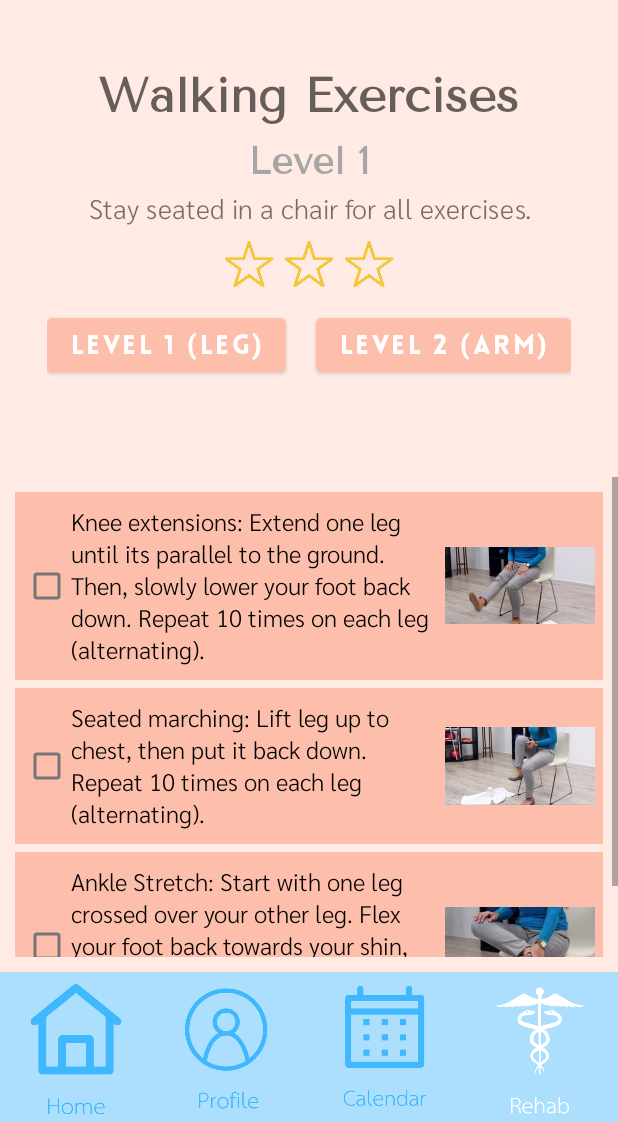
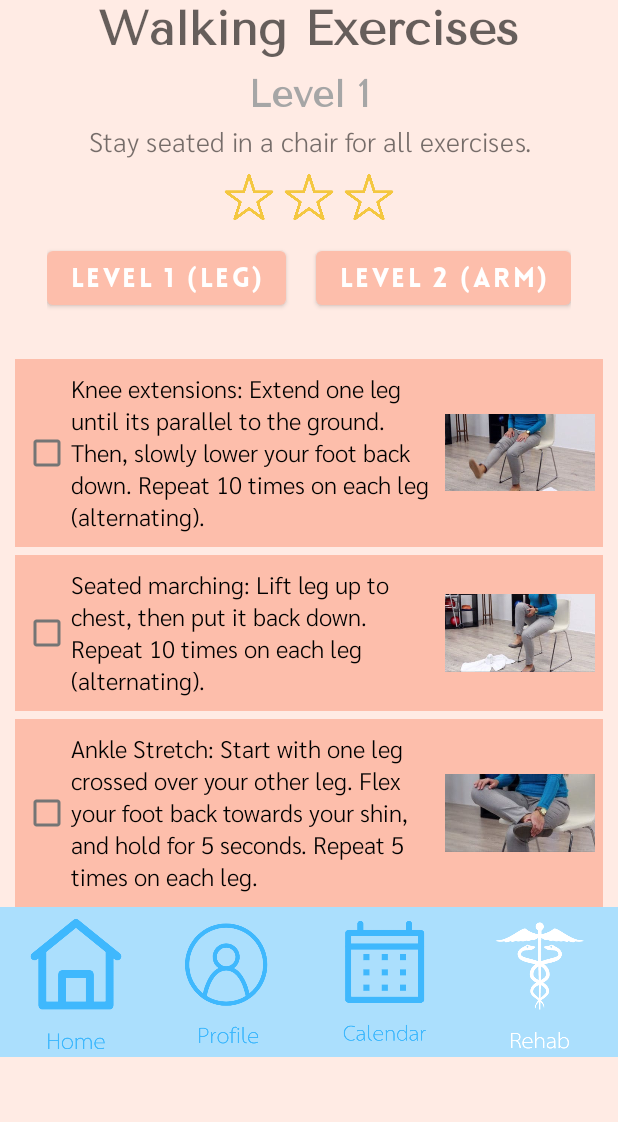
Before and after one commit to AlexaBaxter/StrokeApp, an Android app: the WalkingActivity screen opened directly, with no data from a screen before it, on a phone screen of 412 x 824 dp, the part 114-1236 px from its top. Run offline under Robolectric (Android 15) with nearby library versions, the phone set to English and light mode, and no system bars.

Commit message:
updated stuff

```diff
--- a/app/build.gradle
+++ b/app/build.gradle
@@ -43,6 +43,6 @@ dependencies {
     androidTestImplementation 'androidx.test.espresso:espresso-core:3.3.0'
     implementation('org.tensorflow:tensorflow-lite:0.0.0-nightly') {changing = true}
     implementation('org.tensorflow:tensorflow-lite-gpu:0.0.0-nightly') {changing = true}
-    implementation('org.tensorflow:tensorflow-lite-support:0.0.0-nightly') {changing = true}
+    implementation('org.tensorflow:tensorflow-lite-support:0.1.0-rc1') {changing = true}
     implementation 'org.tensorflow:tensorflow-lite-metadata:0.1.0-rc2'
 }
--- a/app/src/main/java/com/example/strokeapp/ArmActivity.java
+++ b/app/src/main/java/com/example/strokeapp/ArmActivity.java
@@ -76,6 +76,8 @@ public class ArmActivity extends AppCompatActivity {
             int x = i;
             cb.setOnClickListener(v -> {
                 if(cb.isChecked()) {
+                    Toast.makeText(ArmActivity.this, "Good job!",
+                            Toast.LENGTH_SHORT).show();
                     stars[x].setImageResource(R.drawable.filledstar);
                     manager.changeStars(true, x, level+2);
                 }
@@ -112,7 +114,7 @@ public class ArmActivity extends AppCompatActivity {
 
         for(int i = 0; i < checkboxes.length; i++)
             checkboxes[i].setText(tasks[level][i]);
-        for(int i = 0; i < images.length; i++)
+        for(int i = 0; i < images[level].length; i++)
             imageViews[i].setImageResource(images[level][i]);
 
         for(ImageView star : stars) star.setImageResource(R.drawable.emptystar);
--- a/app/src/main/java/com/example/strokeapp/WalkingActivity.java
+++ b/app/src/main/java/com/example/strokeapp/WalkingActivity.java
@@ -10,6 +10,7 @@ import android.widget.CheckBox;
 import android.widget.ImageButton;
 import android.widget.ImageView;
 import android.widget.TextView;
+import android.widget.Toast;
 
 import androidx.appcompat.app.AppCompatActivity;
 
@@ -29,15 +30,15 @@ public class WalkingActivity extends AppCompatActivity {
             "hold for 5 seconds. Repeat 5 times on each leg."},
             {"Forward walking: Follow a straight line on the ground and walk forwards. Repeat 5 times.",
             "Forward step-overs: Facing forward, take steps over sticks on the ground. Make sure to step using alternating feet. Repeat 5 times.",
-            "Sideways step-overs: Facing sideways, take steps over sticks on the ground. Repeat 5 times."}       };
+            "Sideways step-overs: Facing sideways, take steps over sticks on the ground. Repeat 5 times."}};
     private final int[][] images = {{R.drawable.extention, R.drawable.marching, R.drawable.ankle},
             {R.drawable.straight, R.drawable.forward, R.drawable.side}};
     private final String[] instructions = {"Stay seated in a chair for all exercises.",
     "Use a cane or walking aid if necessary. Have a relative or caregiver next to you for support."};
     private final String[] title = {"Level 1", "Level 2"};
 
-    ProgressManager manager;
-    SharedPreferences sharedPref;
+    private ProgressManager manager;
+    private SharedPreferences sharedPref;
 
     @Override
     protected void onCreate(Bundle savedInstanceState) {
@@ -62,7 +63,8 @@ public class WalkingActivity extends AppCompatActivity {
         Button level2Button = findViewById(R.id.lvl2Button);
 
         sharedPref = getPreferences(Context.MODE_PRIVATE);
-        level = sharedPref.getInt("level", 0);
+        //level = sharedPref.getInt("level", 0);
+        level = 0;
         selectLevel();
 
         for(int i = 0; i < checkboxes.length; i++) {
@@ -71,6 +73,8 @@ public class WalkingActivity extends AppCompatActivity {
             cb.setOnClickListener(v -> {
                 if(cb.isChecked()) {
                     stars[x].setImageResource(R.drawable.filledstar);
+                    Toast.makeText(WalkingActivity.this, "Good job!",
+                            Toast.LENGTH_SHORT).show();
                     manager.changeStars(true, x, level);
                 }
                 else {
@@ -104,7 +108,7 @@ public class WalkingActivity extends AppCompatActivity {
 
         for(int i = 0; i < checkboxes.length; i++)
             checkboxes[i].setText(tasks[level][i]);
-        for(int i = 0; i < images.length; i++)
+        for(int i = 0; i < images[level].length; i++)
             imageViews[i].setImageResource(images[level][i]);
 
         for(ImageView star : stars) star.setImageResource(R.drawable.emptystar);
--- a/app/src/main/res/layout/activity_card_game.xml
+++ b/app/src/main/res/layout/activity_card_game.xml
@@ -224,7 +224,7 @@ matched."
                 android:background="@color/lightBlue"
                 android:scaleType="fitCenter"
                 android:tint="#0003A9F4"
-                app:srcCompat="@drawable/homew" />
+                app:srcCompat="@drawable/homeb" />
 
             <ImageButton
                 android:id="@+id/ProfileButton"
@@ -251,7 +251,7 @@ matched."
                 android:layout_weight="1"
                 android:background="@color/lightBlue"
                 android:scaleType="fitCenter"
-                app:srcCompat="@drawable/rehabb" />
+                app:srcCompat="@drawable/rehabw" />
 
         </LinearLayout>
 
--- a/app/src/main/res/layout/activity_cognitive.xml
+++ b/app/src/main/res/layout/activity_cognitive.xml
@@ -107,7 +107,7 @@
                 android:background="@color/lightBlue"
                 android:scaleType="fitCenter"
                 android:tint="#0003A9F4"
-                app:srcCompat="@drawable/homew" />
+                app:srcCompat="@drawable/homeb" />
 
             <ImageButton
                 android:id="@+id/ProfileButton"
@@ -134,7 +134,7 @@
                 android:layout_weight="1"
                 android:background="@color/lightBlue"
                 android:scaleType="fitCenter"
-                app:srcCompat="@drawable/rehabb" />
+                app:srcCompat="@drawable/rehabw" />
 
         </LinearLayout>
 
--- a/app/src/main/res/layout/activity_profile.xml
+++ b/app/src/main/res/layout/activity_profile.xml
@@ -236,7 +236,7 @@
                             android:layout_marginRight="10dp"
                             android:fontFamily="@font/sarabun"
                             android:gravity="end"
-                            android:text="Walking:"
+                            android:text="Walk:"
                             android:textColor="@color/black"
                             android:textSize="20sp" />
 
--- a/app/src/main/res/layout/activity_walking.xml
+++ b/app/src/main/res/layout/activity_walking.xml
@@ -7,15 +7,21 @@
     android:background="#FFEBE4"
     tools:context=".WalkingActivity">
 
+    <ScrollView
+        android:layout_width="match_parent"
+        android:layout_height="match_parent">
+
+        <LinearLayout
+            android:layout_width="match_parent"
+            android:layout_height="wrap_content"
+            android:orientation="vertical" >
+
             <ImageView
                 android:id="@+id/logo5"
                 android:layout_width="70dp"
                 android:layout_height="70dp"
                 android:layout_marginStart="6dp"
-        android:layout_marginLeft="6dp"
                 android:layout_marginTop="6dp"
-        app:layout_constraintStart_toStartOf="parent"
-        app:layout_constraintTop_toTopOf="parent"
                 app:srcCompat="@drawable/strokelogo" />
 
             <LinearLayout
@@ -26,12 +32,7 @@
                 android:gravity="center"
                 android:orientation="vertical"
                 android:paddingLeft="15dp"
-        android:paddingRight="15dp"
-        app:layout_constraintBottom_toTopOf="@+id/scrollView2"
-        app:layout_constraintEnd_toEndOf="parent"
-        app:layout_constraintHorizontal_bias="0.4"
-        app:layout_constraintStart_toStartOf="parent"
-        app:layout_constraintTop_toBottomOf="@+id/logo5">
+                android:paddingRight="15dp">
 
                 <TextView
                     android:id="@+id/titleWalking"
@@ -122,18 +123,9 @@
 
             </LinearLayout>
 
-    <ScrollView
-        android:id="@+id/scrollView2"
-        android:layout_width="match_parent"
-        android:layout_height="320dp"
-        android:layout_marginBottom="10dp"
-        app:layout_constraintBottom_toTopOf="@+id/linearLayout4"
-        app:layout_constraintEnd_toEndOf="parent"
-        app:layout_constraintStart_toStartOf="parent">
-
             <LinearLayout
                 android:layout_width="match_parent"
-            android:layout_height="wrap_content"
+                android:layout_height="match_parent"
                 android:orientation="vertical"
                 android:paddingLeft="10dp"
                 android:paddingRight="10dp">
@@ -221,12 +213,11 @@
                 </TableRow>
 
             </LinearLayout>
-    </ScrollView>
 
             <LinearLayout
                 android:id="@+id/linearLayout4"
                 android:layout_width="match_parent"
-        android:layout_height="wrap_content"
+                android:layout_height="match_parent"
                 android:orientation="horizontal"
                 app:layout_constraintBottom_toBottomOf="parent"
                 app:layout_constraintEnd_toEndOf="parent">
@@ -270,6 +261,9 @@
 
             </LinearLayout>
 
+        </LinearLayout>
+    </ScrollView>
+
     <Button
         android:id="@+id/backBtn"
         android:layout_width="wrap_content"
```
Also changed, not shown: app/src/main/java/com/example/strokeapp/SpeechSoundActivity.java (+7 -1 lines), app/src/main/res/layout/activity_arm.xml (+17 -22 lines), app/src/main/res/layout/activity_speech_sound.xml (+18 -7 lines). Lines whose indentation alone changed are shown as unchanged.
